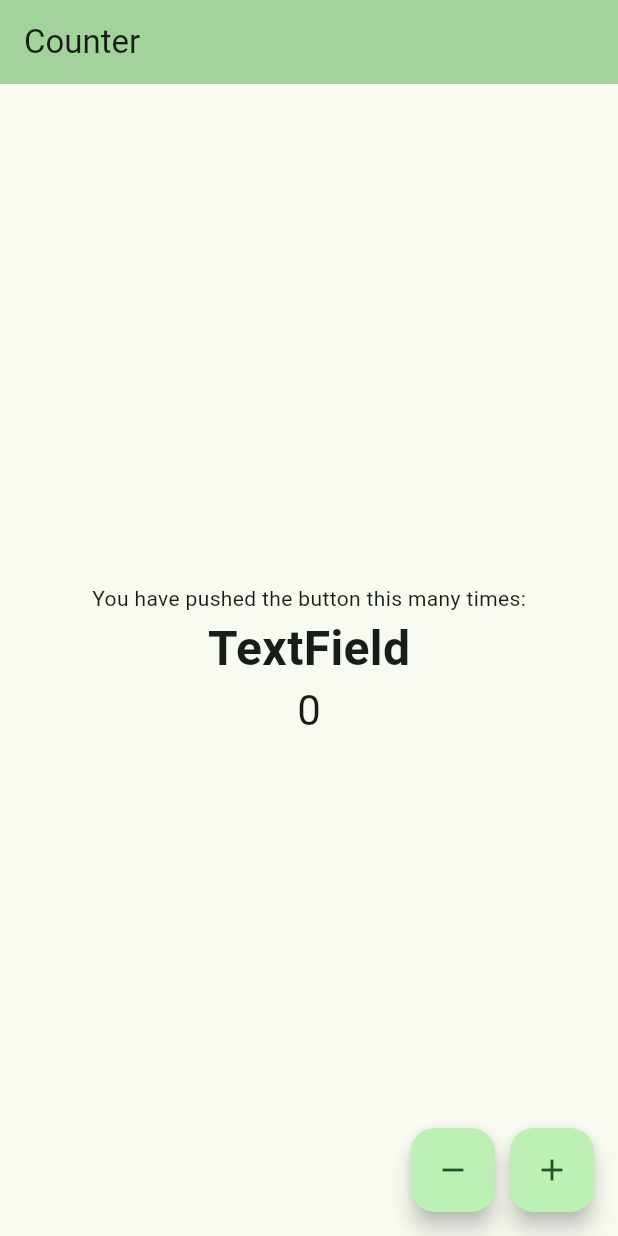
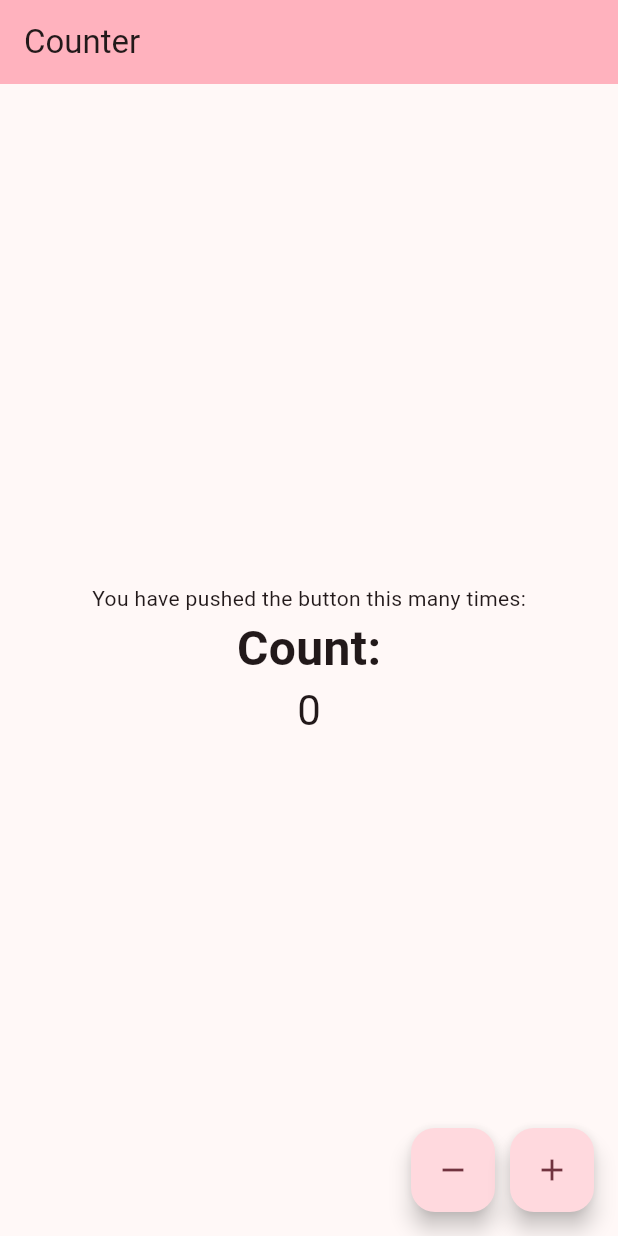
Before and after one commit to myktybayev/gitExample, a Flutter app: the screen it shows after launch, after a tap on the "remove" icon, after a tap on the "add" icon, on a phone screen of 412 x 824 dp. Run offline on Flutter 3.47's test engine with Material 3 defaults, Android fonts, the phone set to English and light mode, and no system bars.

Commit message:
color changed to pink & count number 100

```diff
--- a/lib/build_text_field.dart
+++ b/lib/build_text_field.dart
@@ -6,7 +6,7 @@ class BuildTextField extends StatelessWidget {
   @override
   Widget build(BuildContext context) {
     return const Text(
-      'TextField',
+      'Count:',
       style: TextStyle(
         fontWeight: FontWeight.bold,
         fontSize: 32,
--- a/lib/main.dart
+++ b/lib/main.dart
@@ -14,7 +14,7 @@ class MyApp extends StatelessWidget {
       debugShowCheckedModeBanner: false,
       title: 'Flutter Demo',
       theme: ThemeData(
-        colorScheme: ColorScheme.fromSeed(seedColor: Colors.green),
+        colorScheme: ColorScheme.fromSeed(seedColor: Colors.pink),
         useMaterial3: true,
       ),
       home: const MyHomePage(title: 'Counter'),
@@ -35,13 +35,13 @@ class _MyHomePageState extends State<MyHomePage> {
 
   void _incrementCounter() {
     setState(() {
-      _counter++;
+      _counter += 100;
     });
   }
 
   void _decrementCounter() {
     setState(() {
-      _counter--;
+      _counter -= 100;
     });
   }
 
```
